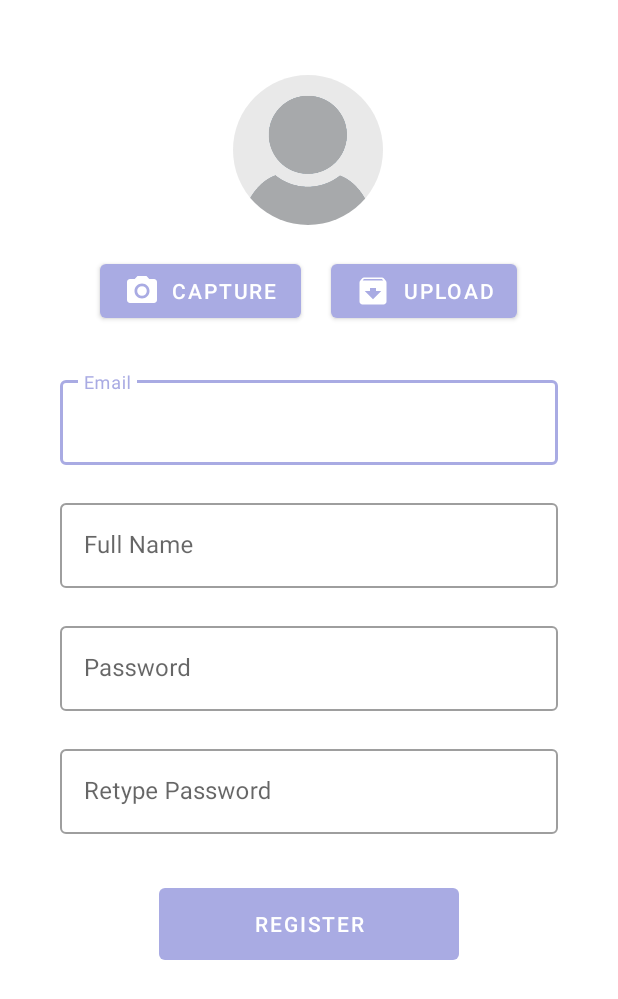
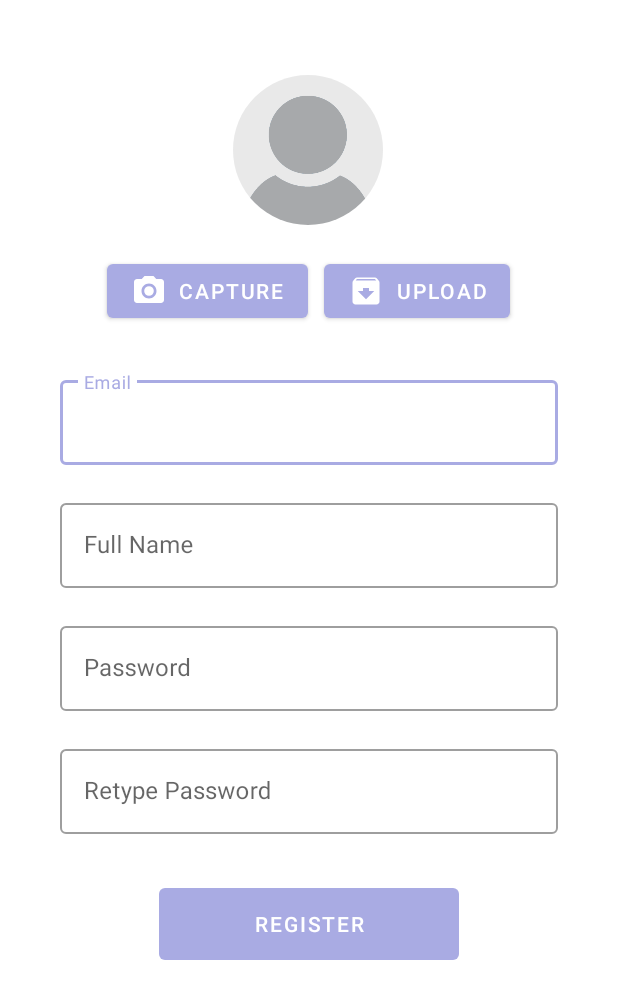
Before and after one commit to RickyDa/RizeUp, an Android app: the SignUpActivity screen opened directly, with no data from a screen before it, on a phone screen of 412 x 824 dp. Shown: the top 999 px of the screen. Run offline under Robolectric (Android 15) with nearby library versions, the phone set to English and light mode, and no system bars; our stand-ins replace CircleImageView, Firebase (no records; nobody signed in at launch, a user with empty details on screens opened directly).

Commit message:
Fix UI in the sign up page

```diff
--- a/app/src/main/res/layout/activity_signup.xml
+++ b/app/src/main/res/layout/activity_signup.xml
@@ -32,7 +32,7 @@
                 android:id="@+id/captureBtn"
                 android:gravity="center"
                 android:layout_width="wrap_content"
-                android:layout_marginHorizontal="10dp"
+                android:layout_marginHorizontal="5dp"
                 android:layout_height="wrap_content"
                 app:icon="@drawable/ic_camera_alt_black_24dp"
                 android:text="@string/capture"
@@ -42,7 +42,7 @@
                 android:id="@+id/uploadBtn"
                 android:layout_width="wrap_content"
                 android:layout_height="wrap_content"
-                android:layout_marginHorizontal="10dp"
+                android:layout_marginHorizontal="5dp"
                 app:icon="@drawable/ic_archive_black_24dp"
                 android:text="@string/upload" />
         </LinearLayout>
```
